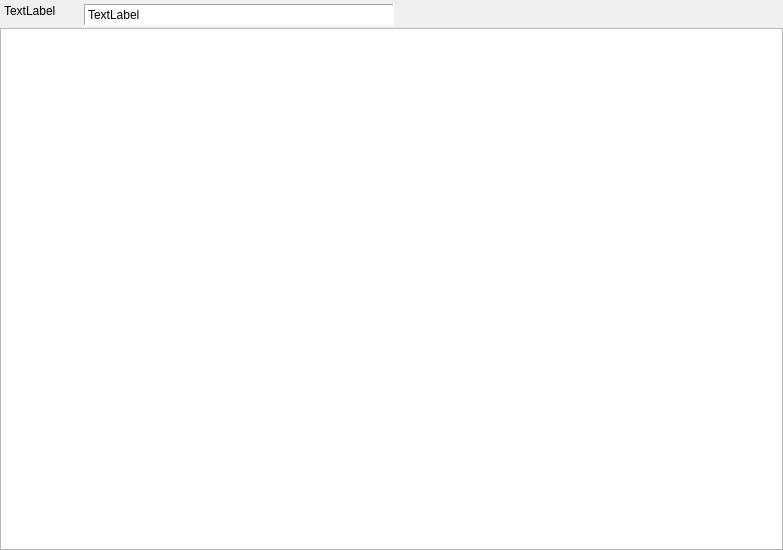
The window that qpfhmi/frm_filtview.ui (jc-gonzalez/qpfsvn) describes before a commit, drawn with Qt 5.
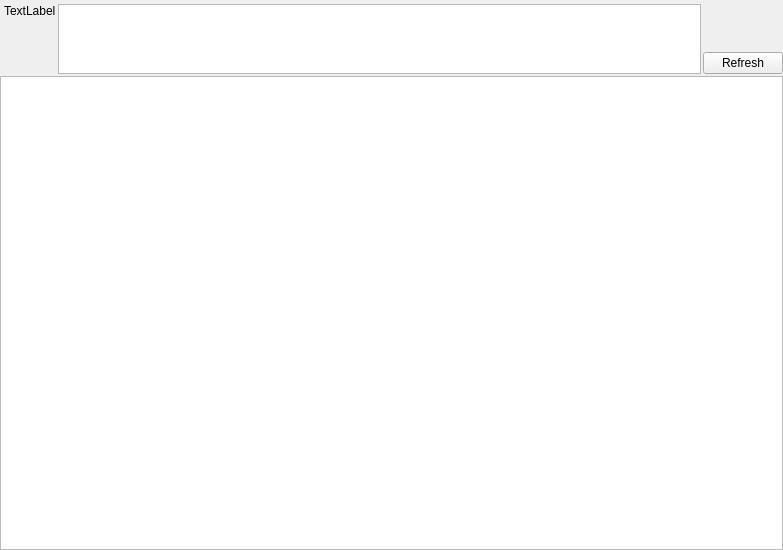
The same window after the commit.

```diff
--- a/qpfhmi/frm_filtview.ui
+++ b/qpfhmi/frm_filtview.ui
@@ -13,7 +13,7 @@
   <property name="windowTitle">
    <string>Form</string>
   </property>
-  <layout class="QVBoxLayout" name="verticalLayout" stretch="1,100">
+  <layout class="QVBoxLayout" name="verticalLayout" stretch="1,400">
    <property name="spacing">
     <number>2</number>
    </property>
@@ -30,7 +30,7 @@
     <number>0</number>
    </property>
    <item>
-    <layout class="QHBoxLayout" name="horizontalLayout" stretch="1,4,5">
+    <layout class="QHBoxLayout" name="horizontalLayout" stretch="1,100,1">
      <property name="leftMargin">
       <number>4</number>
      </property>
@@ -57,42 +57,63 @@
       </widget>
      </item>
      <item>
-      <widget class="QLabel" name="lblQry">
-       <property name="styleSheet">
-        <string notr="true">background-color: rgb(255, 255, 255);</string>
+      <widget class="QPlainTextEdit" name="pltxtQry"/>
+     </item>
+     <item>
+      <widget class="QFrame" name="frame">
+       <property name="minimumSize">
+        <size>
+         <width>0</width>
+         <height>0</height>
+        </size>
        </property>
        <property name="frameShape">
-        <enum>QFrame::Panel</enum>
+        <enum>QFrame::NoFrame</enum>
        </property>
        <property name="frameShadow">
-        <enum>QFrame::Sunken</enum>
+        <enum>QFrame::Raised</enum>
        </property>
-       <property name="text">
-        <string>TextLabel</string>
+       <property name="lineWidth">
+        <number>0</number>
        </property>
-       <property name="alignment">
-        <set>Qt::AlignLeading|Qt::AlignLeft|Qt::AlignTop</set>
-       </property>
-       <property name="wordWrap">
-        <bool>true</bool>
-       </property>
-       <property name="textInteractionFlags">
-        <set>Qt::LinksAccessibleByMouse|Qt::TextSelectableByKeyboard|Qt::TextSelectableByMouse</set>
-       </property>
-      </widget>
-     </item>
+       <layout class="QVBoxLayout" name="verticalLayout_2">
+        <property name="spacing">
+         <number>0</number>
+        </property>
+        <property name="leftMargin">
+         <number>0</number>
+        </property>
+        <property name="topMargin">
+         <number>0</number>
+        </property>
+        <property name="rightMargin">
+         <number>0</number>
+        </property>
+        <property name="bottomMargin">
+         <number>0</number>
+        </property>
      <item>
-      <spacer name="horizontalSpacer">
+         <spacer name="verticalSpacer">
        <property name="orientation">
-        <enum>Qt::Horizontal</enum>
+           <enum>Qt::Vertical</enum>
        </property>
        <property name="sizeHint" stdset="0">
         <size>
-         <width>40</width>
-         <height>20</height>
+            <width>20</width>
+            <height>43</height>
         </size>
        </property>
       </spacer>
+        </item>
+        <item>
+         <widget class="QPushButton" name="btnRefresh">
+          <property name="text">
+           <string>Refresh</string>
+          </property>
+         </widget>
+        </item>
+       </layout>
+      </widget>
      </item>
     </layout>
    </item>
```
Lines whose indentation alone changed are shown as unchanged.
